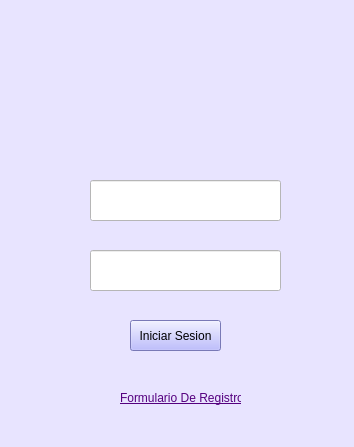
Old version of the form Interfaces Aeropuerto/autenticacion.ui in the repository vanesagustin98/Aerocamp.
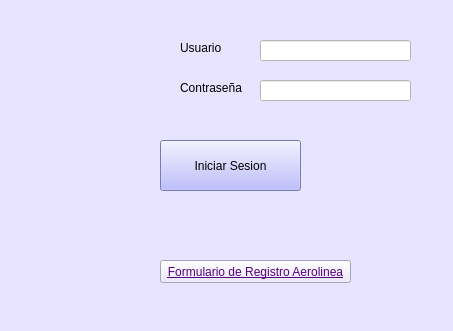
New version of the form. Icons and pictures are not drawn.

```diff
--- a/Interfaces Aeropuerto/autenticacion.ui
+++ b/Interfaces Aeropuerto/autenticacion.ui
@@ -6,8 +6,8 @@
    <rect>
     <x>0</x>
     <y>0</y>
-    <width>354</width>
-    <height>447</height>
+    <width>453</width>
+    <height>331</height>
    </rect>
   </property>
   <property name="windowTitle">
@@ -20,10 +20,10 @@
    <widget class="QLineEdit" name="lineEdit">
     <property name="geometry">
      <rect>
-      <x>90</x>
-      <y>180</y>
-      <width>191</width>
-      <height>41</height>
+      <x>260</x>
+      <y>40</y>
+      <width>151</width>
+      <height>21</height>
      </rect>
     </property>
     <property name="styleSheet">
@@ -33,10 +33,10 @@
    <widget class="QLineEdit" name="lineEdit_2">
     <property name="geometry">
      <rect>
-      <x>90</x>
-      <y>250</y>
-      <width>191</width>
-      <height>41</height>
+      <x>260</x>
+      <y>80</y>
+      <width>151</width>
+      <height>21</height>
      </rect>
     </property>
     <property name="styleSheet">
@@ -46,10 +46,10 @@
    <widget class="QPushButton" name="pushButton">
     <property name="geometry">
      <rect>
-      <x>130</x>
-      <y>320</y>
-      <width>91</width>
-      <height>31</height>
+      <x>160</x>
+      <y>140</y>
+      <width>141</width>
+      <height>51</height>
      </rect>
     </property>
     <property name="styleSheet">
@@ -62,10 +62,52 @@
    <widget class="QLabel" name="label">
     <property name="geometry">
      <rect>
-      <x>120</x>
-      <y>390</y>
-      <width>121</width>
+      <x>40</x>
+      <y>20</y>
+      <width>101</width>
+      <height>101</height>
+     </rect>
+    </property>
+    <property name="styleSheet">
+     <string notr="true">border-image: url(:/cct/iconoiniciosesion.jpg);</string>
+    </property>
+    <property name="text">
+     <string/>
+    </property>
+   </widget>
+   <widget class="QLabel" name="label_3">
+    <property name="geometry">
+     <rect>
+      <x>180</x>
+      <y>40</y>
+      <width>51</width>
       <height>16</height>
+     </rect>
+    </property>
+    <property name="text">
+     <string>Usuario</string>
+    </property>
+   </widget>
+   <widget class="QLabel" name="label_4">
+    <property name="geometry">
+     <rect>
+      <x>180</x>
+      <y>80</y>
+      <width>71</width>
+      <height>16</height>
+     </rect>
+    </property>
+    <property name="text">
+     <string>Contraseña</string>
+    </property>
+   </widget>
+   <widget class="QPushButton" name="pushButton_3">
+    <property name="geometry">
+     <rect>
+      <x>160</x>
+      <y>260</y>
+      <width>191</width>
+      <height>23</height>
      </rect>
     </property>
     <property name="font">
@@ -77,20 +119,23 @@
      <string notr="true">color: rgb(85, 0, 127);</string>
     </property>
     <property name="text">
-     <string>Formulario De Registro</string>
+     <string>Formulario de Registro Aerolinea</string>
     </property>
    </widget>
    <widget class="QLabel" name="label_2">
     <property name="geometry">
      <rect>
-      <x>120</x>
-      <y>30</y>
-      <width>131</width>
-      <height>121</height>
+      <x>30</x>
+      <y>210</y>
+      <width>111</width>
+      <height>101</height>
      </rect>
     </property>
+    <property name="styleSheet">
+     <string notr="true">border-image: url(:/cct/iconoformulario.jpg);</string>
+    </property>
     <property name="text">
-     <string>&lt;html&gt;&lt;head/&gt;&lt;body&gt;&lt;p&gt;&lt;img src=&quot;:/cct/iconoiniciosesion.jpg&quot;/&gt;&lt;/p&gt;&lt;/body&gt;&lt;/html&gt;</string>
+     <string/>
     </property>
    </widget>
   </widget>
```
Left out of the diff: 4 changed lines with no effect on the pictures.
